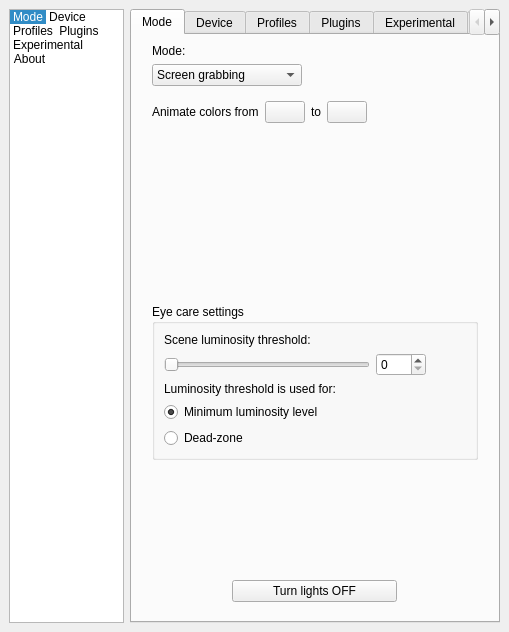
The window that Software/src/SettingsWindow.ui (woodenshark/Lightpack) describes before a commit, drawn with Qt 5.
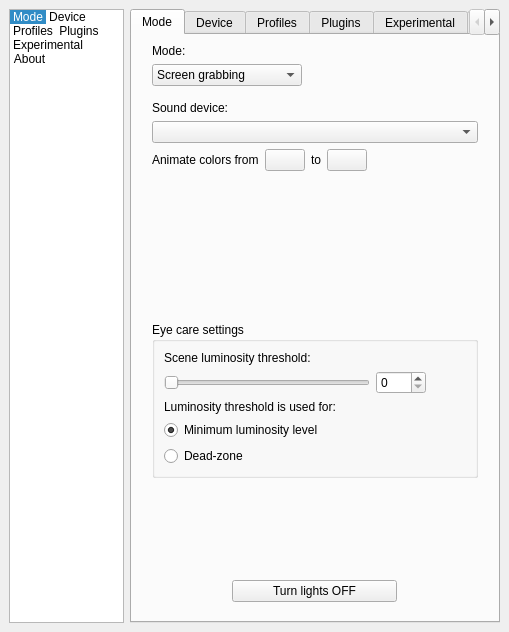
The same window after the commit. The open tabs and pages were chosen to show the change. Icons and pictures are not drawn. Custom widgets are drawn as their Qt base class.

Commit message: Allow selection of sound device

The edit to the form file:
```diff
--- a/Software/src/SettingsWindow.ui
+++ b/Software/src/SettingsWindow.ui
@@ -604,6 +604,16 @@
             <property name="rightMargin">
              <number>0</number>
             </property>
+            <item>
+             <widget class="QLabel" name="label_4">
+              <property name="text">
+               <string>Sound device:</string>
+              </property>
+             </widget>
+            </item>
+            <item>
+             <widget class="QComboBox" name="comboBox_SoundVizDevice"/>
+            </item>
             <item>
              <layout class="QHBoxLayout" name="horizontalLayout_11">
               <item>
```
Left out of the diff: 28 changed lines with no effect on the pictures. The commit also changes 8 other files.
